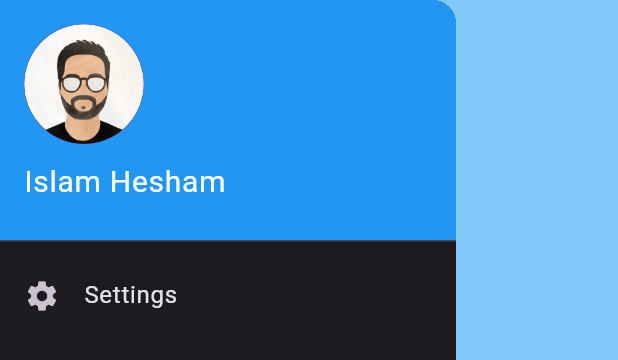
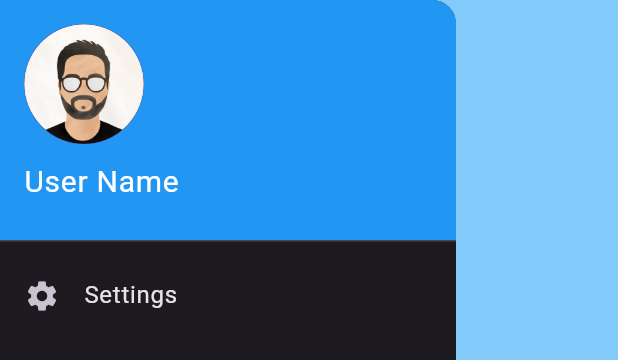
Before and after one commit to IslamAboElqasem/VSD, a Flutter app: what userDrawer() shows on an empty page, opened directly, on a phone screen of 412 x 824 dp. Shown: the top 360 px of the screen. Run offline on Flutter 3.47's test engine with Material 3 defaults, Android fonts, the phone set to English and light mode, and no system bars; our stand-ins replace cloud_firestore, firebase_auth, firebase_core, flutter_bloc; accounts and stored records are empty.

Commit message:
Update user drawer and sign up view body widgets
Changed the user name in the user drawer widget to a generic "User Name"
and corrected the text in the sign up view body widget to say "Sign Up"
instead of "Sign In".

```diff
--- a/vigilsafedriversystem/lib/Features/Selection_View/presentation/views/widgets/user_drawer.dart
+++ b/vigilsafedriversystem/lib/Features/Selection_View/presentation/views/widgets/user_drawer.dart
@@ -18,7 +18,7 @@ Widget userDrawer(BuildContext context) {
               ),
               SizedBox(height: 10),
               Text(
-                'Islam Hesham',
+                'User Name',
                 style: TextStyle(
                   color: Colors.white,
                   fontSize: 20,
--- a/vigilsafedriversystem/lib/Features/Sign_Up/presentation/views/widgets/sign_up_view_body.dart
+++ b/vigilsafedriversystem/lib/Features/Sign_Up/presentation/views/widgets/sign_up_view_body.dart
@@ -62,7 +62,7 @@ class _SignUpViewBodyState extends State<SignUpViewBody> {
                     const SizedBox(
                       height: 50,
                     ),
-                    const Text('Sign In',
+                    const Text('Sign Up',
                         textAlign: TextAlign.center,
                         style: TextStyle(
                             color: Colors.white,
```
